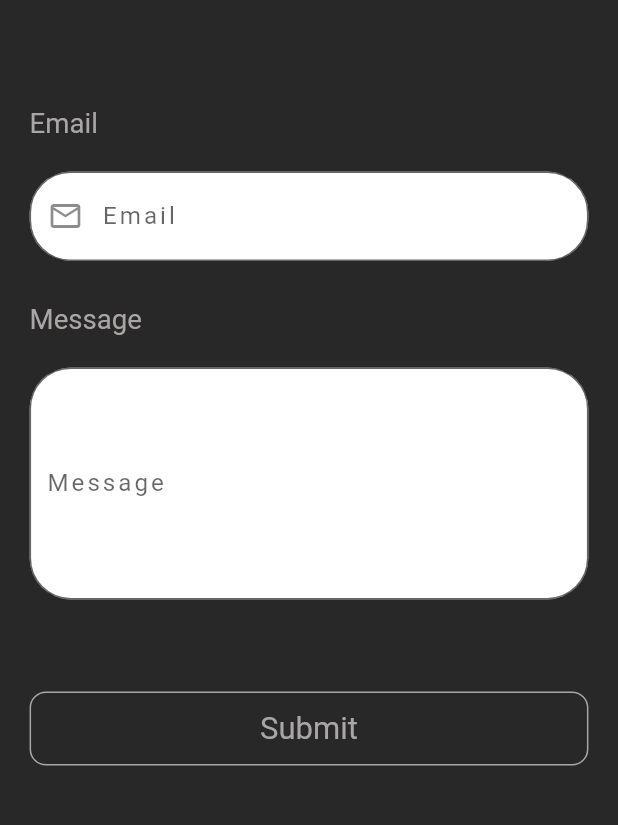
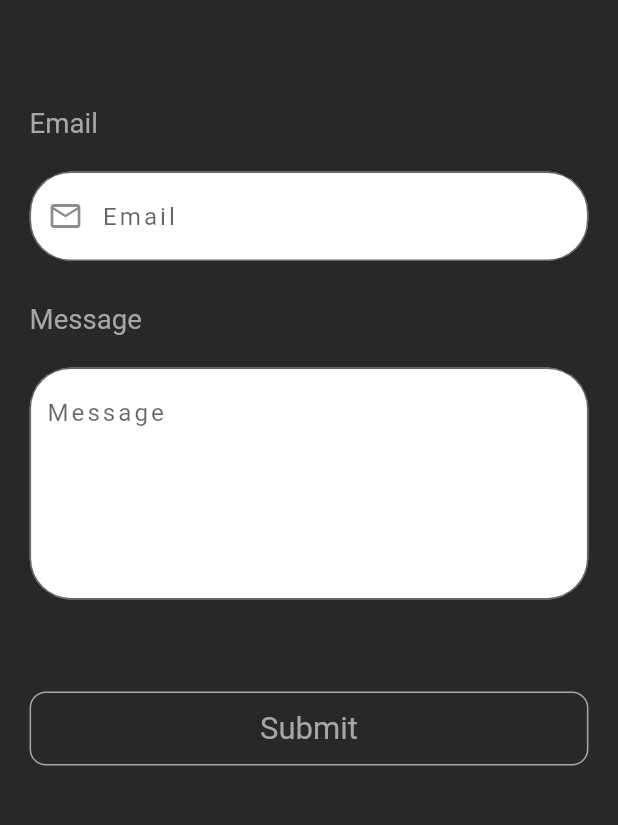
Before and after one commit to AhmedShehatah/news-pulse, a Flutter app: the ContactUs screen opened by its route, on a phone screen of 412 x 824 dp, the part 263-1088 px from its top. Run offline on Flutter 3.47's test engine with Material 2 defaults, Android fonts, the phone set to English and light mode, and no system bars; our stand-ins replace bloc, cached_network_image, dio, flutter_bloc, flutter_screenutil, get and 5 more; accounts and stored records are empty; Roboto replaces fonts that are missing (Cairo).

Commit message:
feat:Add new Options

```diff
--- a/lib/ui/global_widgets/text_field_widget.dart
+++ b/lib/ui/global_widgets/text_field_widget.dart
@@ -8,6 +8,9 @@ import 'package:news_pulse/core/validators/base_validator.dart';
 
 class TextFieldWidget extends StatelessWidget {
   const TextFieldWidget({
+    this.margin,
+    this.fillColor,
+    this.isLabeled = true,
     this.isPassword = false,
     this.fieldIcon,
     required this.textController,
@@ -19,7 +22,9 @@ class TextFieldWidget extends StatelessWidget {
     this.minLine = 1,
     super.key,
   });
+  final Color? fillColor;
   final bool isPassword;
+  final bool isLabeled;
   final Icon? fieldIcon;
   final String label;
   final String hint;
@@ -28,27 +33,27 @@ class TextFieldWidget extends StatelessWidget {
   final List<BaseValidator?> validators;
   final int maxLine;
   final int minLine;
+  final EdgeInsets? margin;
 
   @override
   Widget build(BuildContext context) {
     return Container(
-      margin: Dimens.cardInternalPadding,
+      margin: margin ?? Dimens.cardInternalPadding,
       child: Column(
         crossAxisAlignment: CrossAxisAlignment.start,
         children: [
+          if (isLabeled)
             Text(
               label,
               style: TextStyle(
                   fontSize: AppFontSize.fontSize_16,
                   color: DIManager.findCC().lightgrey),
             ),
-          const VerticalPadding(2.5),
+          if (isLabeled) const VerticalPadding(2.5),
           TextFormField(
             minLines: minLine,
             maxLines: maxLine,
             textInputAction: TextInputAction.next,
-            //maxLines: !isPassword ? 20 : 1,
-            //expands: true,
             controller: textController,
             validator: (value) {
               return BaseValidator.validateValue(
@@ -62,23 +67,19 @@ class TextFieldWidget extends StatelessWidget {
             enableSuggestions: false,
             autocorrect: false,
             decoration: InputDecoration(
-              // errorBorder: InputBorder.none,
+              alignLabelWithHint: true,
               errorStyle: TextStyle(
                 fontSize: AppFontSize.fontSize_12,
-                  color: DIManager.findCC().white),
+                color: DIManager.findCC().white,
+              ),
               floatingLabelBehavior: FloatingLabelBehavior.never,
               prefixIcon: fieldIcon,
               filled: true,
-              // constraints: BoxConstraints(
-              //     // minHeight: ScreenHelper.fromHeight(heigh),
-              //     // maxHeight: ScreenHelper.fromHeight(heigh + 3),
-              //     ),
               hintText: hint,
               labelText: label,
               contentPadding: Dimens.textFormFieldPadding,
-              fillColor: DIManager.findCC().white,
+              fillColor: fillColor ?? DIManager.findCC().white,
               border: OutlineInputBorder(
-                //borderSide: BorderSide.none,
                 borderRadius: BorderRadius.circular(Dimens.bigBorderRadius),
               ),
             ),
```
Lines whose indentation alone changed are shown as unchanged.
